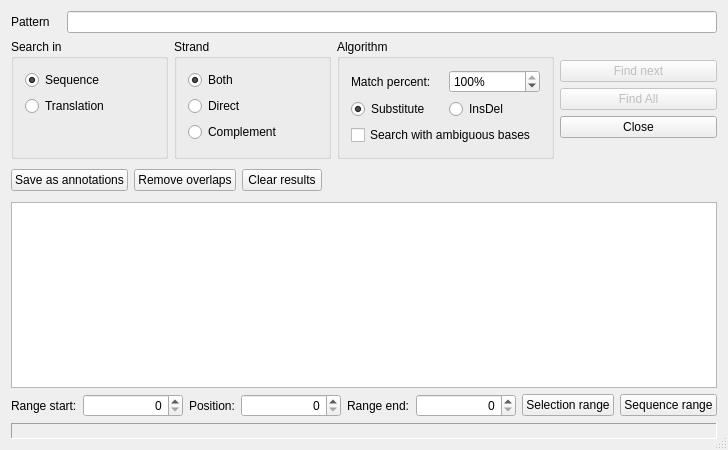
This is src/corelibs/U2View/src/util_find_dialog/ui/FindDialogUI.ui in violethaze74/ugene as Qt 5 draws it before an edit. The edited form follows.
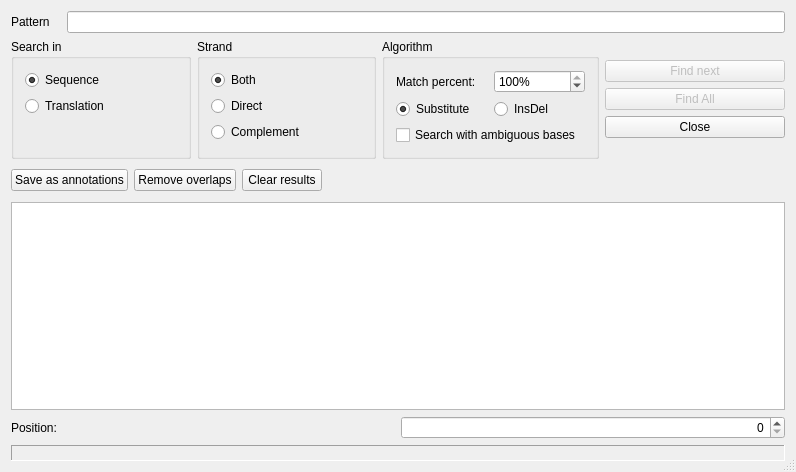
This is the edited form.

Commit message: unify selecting sequence region widget UGENE-269

Patch:
```diff
--- a/src/corelibs/U2View/src/util_find_dialog/ui/FindDialogUI.ui
+++ b/src/corelibs/U2View/src/util_find_dialog/ui/FindDialogUI.ui
@@ -6,8 +6,8 @@
    <rect>
     <x>0</x>
     <y>0</y>
-    <width>703</width>
-    <height>450</height>
+    <width>796</width>
+    <height>472</height>
    </rect>
   </property>
   <property name="sizePolicy">
@@ -567,29 +567,6 @@
    </item>
    <item row="4" column="0">
     <layout class="QHBoxLayout" name="horizontalLayout">
-     <item>
-      <widget class="QLabel" name="lRangeStart">
-       <property name="text">
-        <string>Range start:</string>
-       </property>
-      </widget>
-     </item>
-     <item>
-      <widget class="QSpinBox" name="sbRangeStart">
-       <property name="minimumSize">
-        <size>
-         <width>100</width>
-         <height>0</height>
-        </size>
-       </property>
-       <property name="alignment">
-        <set>Qt::AlignRight|Qt::AlignTrailing|Qt::AlignVCenter</set>
-       </property>
-       <property name="accelerated">
-        <bool>true</bool>
-       </property>
-      </widget>
-     </item>
      <item>
       <widget class="QLabel" name="lCurrentPos">
        <property name="text">
@@ -613,59 +590,6 @@
        </property>
       </widget>
      </item>
-     <item>
-      <widget class="QLabel" name="lRangeEnd">
-       <property name="text">
-        <string>Range end:</string>
-       </property>
-      </widget>
-     </item>
-     <item>
-      <widget class="QSpinBox" name="sbRangeEnd">
-       <property name="minimumSize">
-        <size>
-         <width>100</width>
-         <height>0</height>
-        </size>
-       </property>
-       <property name="alignment">
-        <set>Qt::AlignRight|Qt::AlignTrailing|Qt::AlignVCenter</set>
-       </property>
-       <property name="accelerated">
-        <bool>true</bool>
-       </property>
-       <property name="maximum">
-        <number>99</number>
-       </property>
-      </widget>
-     </item>
-     <item>
-      <spacer name="horizontalSpacer">
-       <property name="orientation">
-        <enum>Qt::Horizontal</enum>
-       </property>
-       <property name="sizeHint" stdset="0">
-        <size>
-         <width>1</width>
-         <height>22</height>
-        </size>
-       </property>
-      </spacer>
-     </item>
-     <item>
-      <widget class="QPushButton" name="pbRangeToSelection">
-       <property name="text">
-        <string>Selection range</string>
-       </property>
-      </widget>
-     </item>
-     <item>
-      <widget class="QPushButton" name="pbRangeToSeq">
-       <property name="text">
-        <string>Sequence range</string>
-       </property>
-      </widget>
-     </item>
     </layout>
    </item>
    <item row="5" column="0">
```
Left out of the diff: 4 changed lines with no effect on the pictures. The commit also changes 37 other files.
